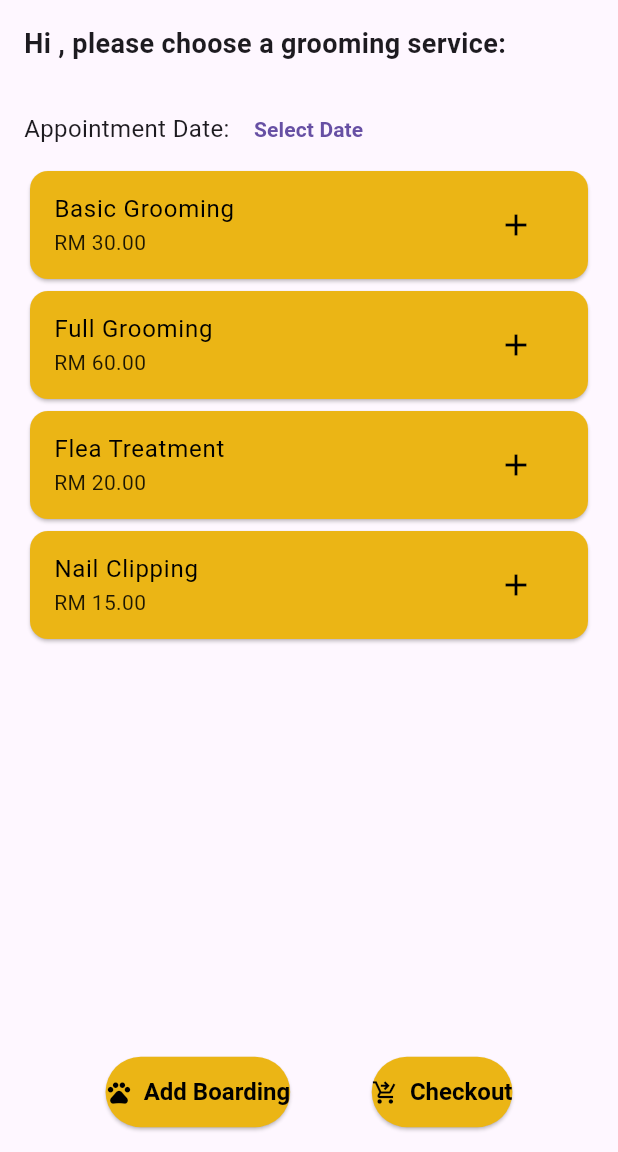
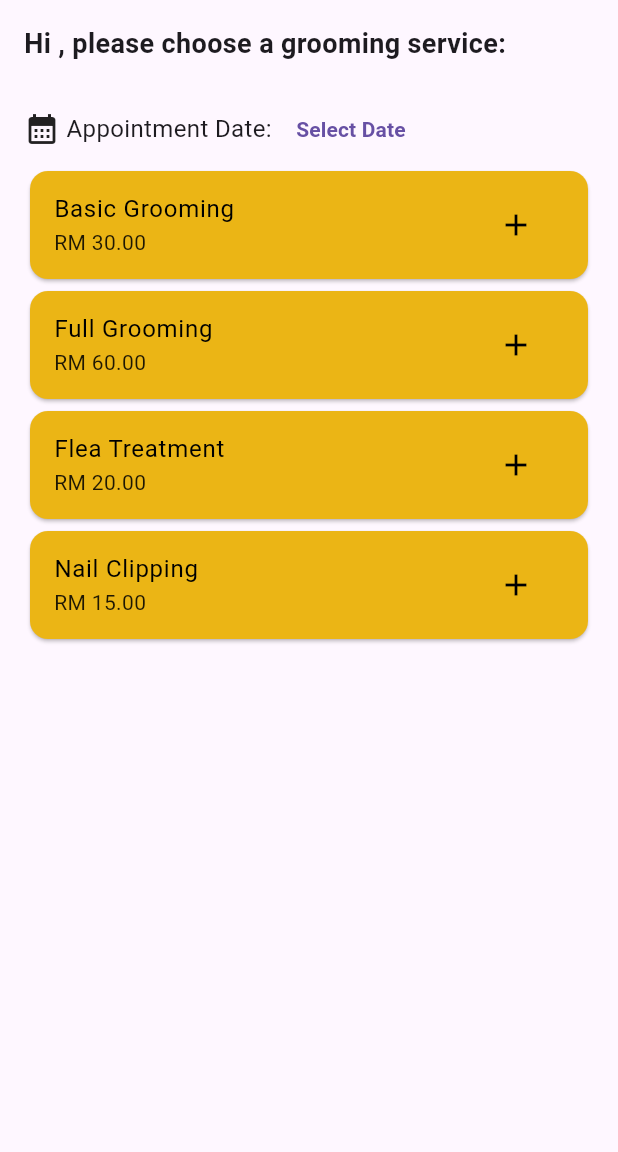
Before and after one commit to MrZhaf/catzonia, a Flutter app: the GroomingCatalogScreen screen opened directly, on a phone screen of 412 x 824 dp, the part 84-1236 px from its top. Run offline on Flutter 3.47's test engine with Material 3 defaults, Android fonts, the phone set to English and light mode, and no system bars; accounts and stored records are empty.

```diff
--- a/lib/main.dart
+++ b/lib/main.dart
@@ -3,6 +3,9 @@ import 'package:provider/provider.dart';
 
 import 'providers/booking_provider.dart';
 import 'screens/customer_form_screen.dart';
+// import 'main_screen.dart';
+// import 'screens/homepage.dart';
+
 
 void main() {
   runApp(CatzoniaApp());
--- a/lib/screens/grooming_catalog_screen.dart
+++ b/lib/screens/grooming_catalog_screen.dart
@@ -4,8 +4,8 @@ import 'package:provider/provider.dart';
 
 import '../models/service_item.dart';
 import '../providers/booking_provider.dart';
-import '../screens/boarding_catalog_screen.dart';
-import '../screens/checkout_screen.dart';
+// import '../screens/boarding_catalog_screen.dart';
+// import '../screens/checkout_screen.dart';
 import '../widgets/service_card.dart';
 
 
@@ -90,8 +90,9 @@ class _GroomingCatalogScreenState extends State<GroomingCatalogScreen> {
             SizedBox(height: 20),
             Row(
               children: [
+                Icon(Icons.calendar_month),
                 Text(
-                  'Appointment Date: ',
+                  ' Appointment Date: ',
                   style: TextStyle(fontSize: 16),
                 ),
                 TextButton(
@@ -118,48 +119,6 @@ class _GroomingCatalogScreenState extends State<GroomingCatalogScreen> {
                       },
                     ),
                   ),
-
-            Row(
-              mainAxisAlignment: MainAxisAlignment.spaceEvenly,
-              children: [
-                ElevatedButton.icon(
-                   style: ElevatedButton.styleFrom(
-                  backgroundColor: Color(0xFFEBB515), // Yellow button color
-                  foregroundColor: Colors.black,
-                  padding: EdgeInsets.symmetric(vertical: 14),
-                  textStyle: TextStyle(fontSize: 16, fontWeight: FontWeight.bold),
-                  ),
-                  onPressed: () {
-                    Navigator.push(
-                      context,
-                      MaterialPageRoute(
-                        builder: (_) => BoardingCatalogScreen(),
-                      ),
-                    );
-                  },
-                  icon: Icon(Icons.pets),
-                  label: Text('Add Boarding'),
-                ),
-                ElevatedButton.icon(
-                   style: ElevatedButton.styleFrom(
-                  backgroundColor: Color(0xFFEBB515), // Yellow button color
-                  foregroundColor: Colors.black,
-                  padding: EdgeInsets.symmetric(vertical: 14),
-                  textStyle: TextStyle(fontSize: 16, fontWeight: FontWeight.bold),
-                  ),
-                  onPressed: () {
-                    Navigator.push(
-                      context,
-                      MaterialPageRoute(
-                        builder: (_) => CheckoutScreen(),
-                      ),
-                    );
-                  },
-                  icon: Icon(Icons.shopping_cart_checkout),
-                  label: Text('Checkout'),
-                ),
-              ],
-            ),
           ],
         ),
       ),
```
Also changed, not shown: lib/screens/boarding_catalog_screen.dart (+5 -19 lines), lib/screens/customer_form_screen.dart (+46 -43 lines), lib/screens/tabbedscreen.dart (added, +62 -0 lines).
